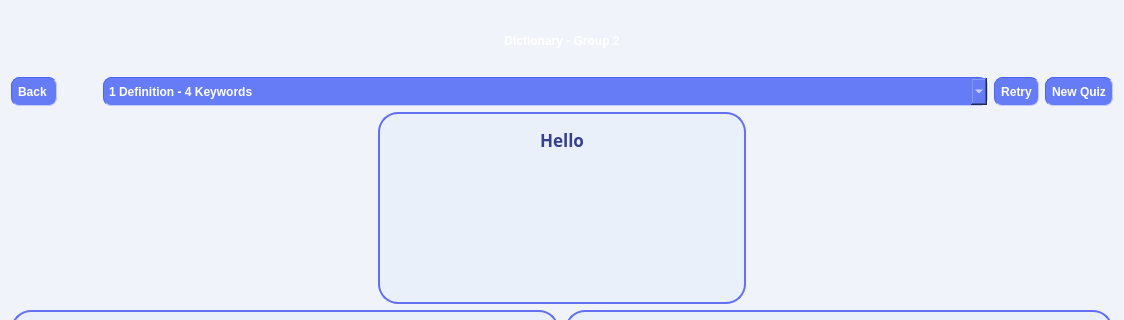
Qt form quiz.ui (OHonSam/CS163_Group2_Dictionary) before a commit; both pictures show x 0 to 1124 and y 0 to 320 of the 1124 by 711 pixel window.
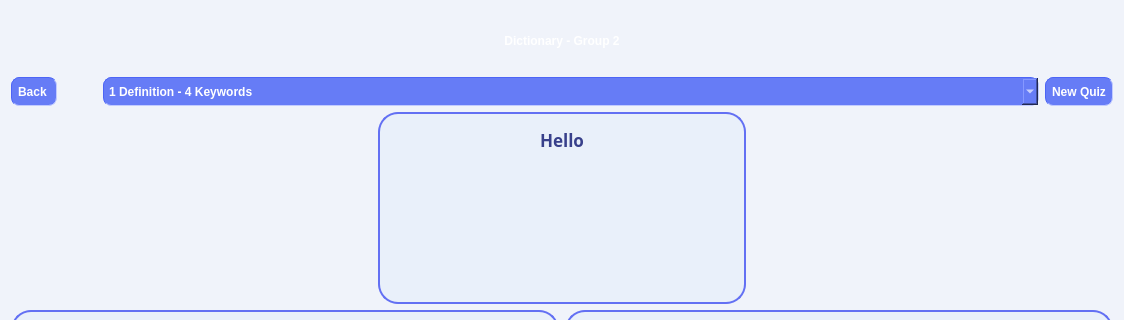
The same form after that commit. Icons and pictures are not drawn.

```diff
--- a/quiz.ui
+++ b/quiz.ui
@@ -39,7 +39,7 @@
         </widget>
        </item>
        <item>
-        <layout class="QHBoxLayout" name="horizontalLayout_5" stretch="0,0,2,0,0">
+        <layout class="QHBoxLayout" name="horizontalLayout_5" stretch="0,0,2,0">
          <property name="topMargin">
           <number>0</number>
          </property>
@@ -127,39 +127,6 @@
            </item>
           </widget>
          </item>
-         <item>
-          <widget class="QPushButton" name="pushButton_goBack_4">
-           <property name="sizePolicy">
-            <sizepolicy hsizetype="Fixed" vsizetype="Preferred">
-             <horstretch>0</horstretch>
-             <verstretch>0</verstretch>
-            </sizepolicy>
-           </property>
-           <property name="layoutDirection">
-            <enum>Qt::RightToLeft</enum>
-           </property>
-           <property name="styleSheet">
-            <string notr="true">padding: 6px;
-border-color: rgb(77, 101, 246);
-border-width : 1px;
-border-style:inset;
-border-radius: 8px;
-  min-height: 1px;
-  min-width: 1px;
-background-color: rgb(102, 124, 246);
-font: 11pt &quot;Comfortaa&quot;;
-font: bold;
-color: white;</string>
-           </property>
-           <property name="text">
-            <string>Retry</string>
-           </property>
-           <property name="icon">
-            <iconset resource="resources.qrc">
-             <normaloff>:/img/images/reset.svg</normaloff>:/img/images/reset.svg</iconset>
-           </property>
-          </widget>
-         </item>
          <item>
           <widget class="QPushButton" name="pushButton_goBack_3">
            <property name="sizePolicy">
```
Left out of the diff: 78 changed lines with no effect on the pictures.
